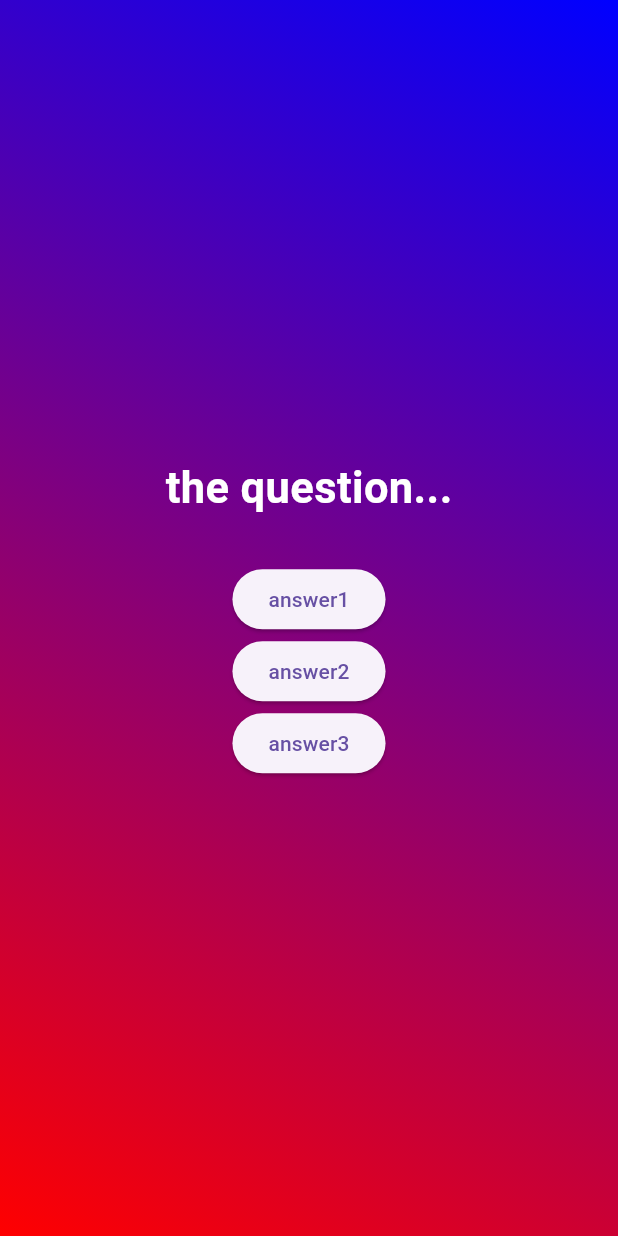
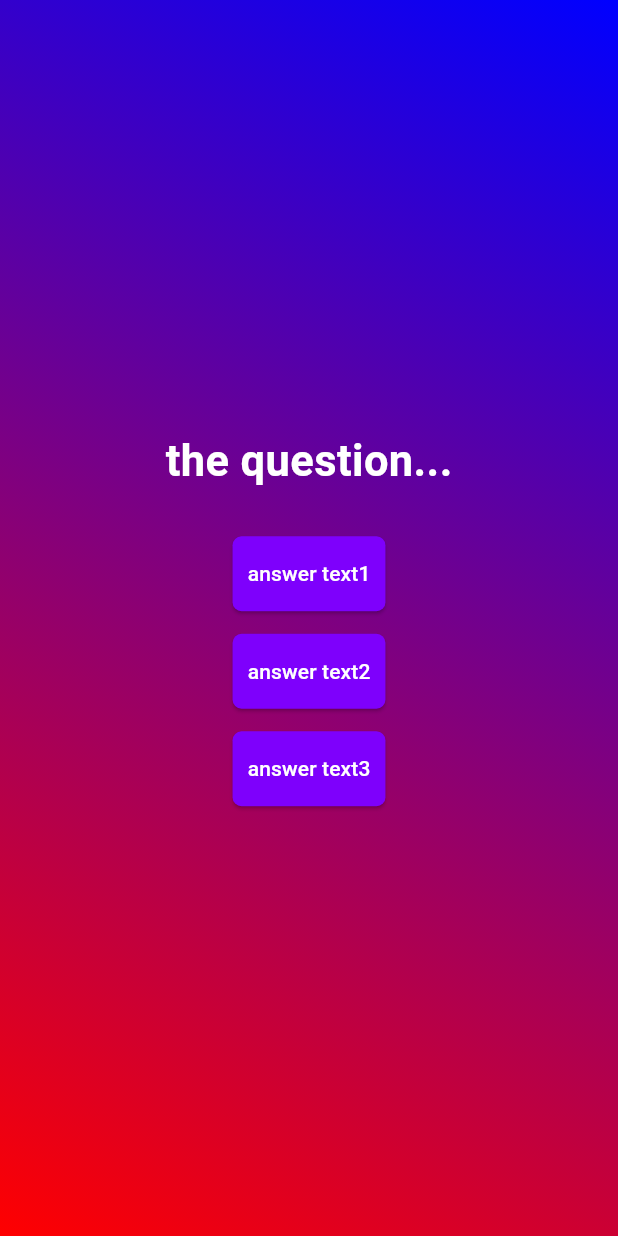
Before and after one commit to SassaroCristian/quiz_app_flutter, a Flutter app: the screen it shows after launch, after a tap on "Start Quiz", on a phone screen of 412 x 824 dp. Run offline on Flutter 3.47's test engine with Material 3 defaults, Android fonts, the phone set to English and light mode, and no system bars.

Commit message:
created and styled a answer button widget to have better reusability

```diff
--- /dev/null
+++ b/lib/answer_button.dart
@@ -0,0 +1,24 @@
+import 'package:flutter/material.dart';
+
+class AnswerButton extends StatelessWidget {
+  const AnswerButton({
+    super.key,
+    required this.answerText,
+    required this.onTap,
+  });
+  final String answerText;
+  final void Function() onTap;
+  @override
+  Widget build(context) {
+    return ElevatedButton(
+      onPressed: onTap,
+      style: ElevatedButton.styleFrom(
+        padding: EdgeInsets.symmetric(vertical: 15, horizontal: 10),
+        backgroundColor: Color.fromARGB(255, 126, 0, 252),
+        foregroundColor: Colors.white,
+        shape: RoundedRectangleBorder(borderRadius: BorderRadius.circular(6)),
+      ),
+      child: Text(answerText),
+    );
+  }
+}
--- a/lib/questions_screen.dart
+++ b/lib/questions_screen.dart
@@ -1,4 +1,5 @@
 import 'package:flutter/material.dart';
+import 'package:quiz_app_flutter/answer_button.dart';
 
 class QuestionsScreen extends StatefulWidget {
   const QuestionsScreen({super.key});
@@ -24,18 +25,15 @@ class _QuestionsScreenState extends State<QuestionsScreen> {
           const SizedBox(
             height: 30,
           ),
-          ElevatedButton(
-            onPressed: () {},
-            child: const Text('answer1'),
+          AnswerButton(answerText: 'answer text1', onTap: () {}),
+          const SizedBox(
+            height: 15,
           ),
-          ElevatedButton(
-            onPressed: () {},
-            child: const Text('answer2'),
+          AnswerButton(answerText: 'answer text2', onTap: () {}),
+          const SizedBox(
+            height: 15,
           ),
-          ElevatedButton(
-            onPressed: () {},
-            child: const Text('answer3'),
-          ),
+          AnswerButton(answerText: 'answer text3', onTap: () {}),
         ],
       ),
     );
```
